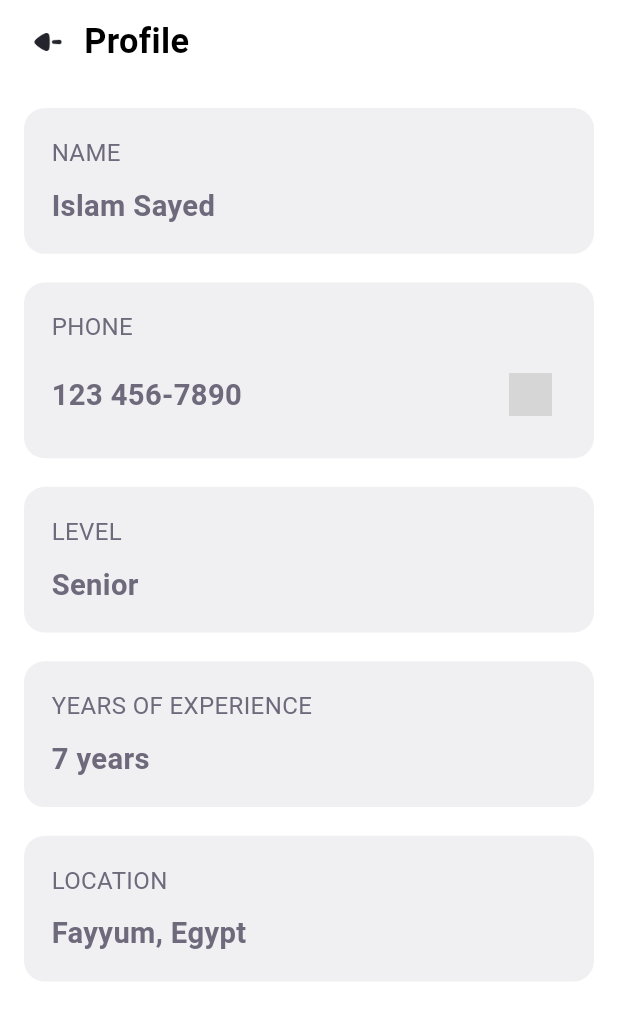
After one commit to ahmedyosry433/Tasky-Flutter, a Flutter app: the ProfileScreen screen opened by its route, on a phone screen of 412 x 824 dp. The commit adds this screen. Shown: the top 1020 px of the screen. Run offline on Flutter 3.47's test engine with Material 3 defaults, Android fonts, the phone set to English and light mode, and no system bars; our stand-ins replace dio, flutter_screenutil, intl_phone_field, pretty_dio_logger, shared_preferences; accounts and stored records are empty; grey boxes are pictures that could not be loaded.

Commit message:
profile screen✅

```diff
--- a/lib/Core/Router/app_router.dart
+++ b/lib/Core/Router/app_router.dart
@@ -2,7 +2,9 @@ import 'package:flutter/material.dart';
 import 'package:tasky/Core/Router/routes.dart';
 import 'package:tasky/Features/Login/Ui/login_screen.dart';
 import 'package:tasky/Features/Onboarding/Ui/onboarding_screen.dart';
+import 'package:tasky/Features/Profile/Ui/profile_screen.dart';
 import 'package:tasky/Features/Register/Ui/register_screen.dart';
+import 'package:tasky/Features/Taskes/Ui/task_details_screen.dart';
 import 'package:tasky/Features/Taskes/Ui/taskes_screen.dart';
 
 class AppRouter {
@@ -24,6 +26,14 @@ class AppRouter {
         return MaterialPageRoute(
           builder: (_) => const TaskListScreen(),
         );
+      case Routes.profileScreen:
+        return MaterialPageRoute(
+          builder: (_) => const ProfileScreen(),
+        );
+      case Routes.taskDetailsScreen:
+        return MaterialPageRoute(
+          builder: (_) => const TaskDetailsScreen(),
+        );
 
       default:
         return MaterialPageRoute(
--- a/lib/Core/Router/routes.dart
+++ b/lib/Core/Router/routes.dart
@@ -3,4 +3,6 @@ class Routes {
   static const String registerScreen = 'registerScreen';
   static const String loginScreen = 'loginScreen';
   static const String taskesScreen = 'taskesScreen';
+  static const String profileScreen = 'profileScreen';
+  static const String taskDetailsScreen = 'taskDetailsScreen';
 }
--- a/lib/Core/Theme/style.dart
+++ b/lib/Core/Theme/style.dart
@@ -64,6 +64,11 @@ class TextStyles {
   static TextStyle font24BlackBold = TextStyle(
     color: Colors.black,
     fontSize: 24.sp,
+    fontWeight: FontWeightHelper.bold,
+  );
+  static TextStyle font18BlackBold = TextStyle(
+    color: Colors.black,
+    fontSize: 20.sp,
     fontWeight: FontWeightHelper.bold,
   );
   //Gray Colors
--- /dev/null
+++ b/lib/Features/Profile/Ui/profile_screen.dart
@@ -0,0 +1,96 @@
+import 'package:flutter/material.dart';
+import 'package:flutter_screenutil/flutter_screenutil.dart';
+import 'package:tasky/Core/Helper/extensions.dart';
+import 'package:tasky/Core/Helper/spacing.dart';
+import 'package:tasky/Core/Theme/colors.dart';
+import 'package:tasky/Core/Theme/style.dart';
+
+class ProfileScreen extends StatelessWidget {
+  const ProfileScreen({super.key});
+
+  @override
+  Widget build(BuildContext context) {
+    return Scaffold(
+      backgroundColor: Colors.white,
+      appBar: AppBar(
+        backgroundColor: Colors.white,
+        elevation: 0,
+        leading: IconButton(
+          icon: Row(
+            children: [
+              IconButton(
+                onPressed: () {
+                  context.pop();
+                },
+                icon: Image.asset('assets/image/arrow_to_left.png'),
+              ),
+              Text('Profile', style: TextStyles.font18BlackBold),
+            ],
+          ),
+          onPressed: () => Navigator.pop(context),
+        ),
+        leadingWidth: 150.w,
+      ),
+      body: Padding(
+        padding: const EdgeInsets.all(16.0),
+        child: Column(
+          children: [
+            _buildInfoCard(
+              label: 'NAME',
+              value: 'Islam Sayed',
+            ),
+            verticalSpace(16),
+            _buildInfoCard(
+              label: 'PHONE',
+              value: '123 456-7890',
+              icon: IconButton(
+                  onPressed: () {},
+                  icon: Image.asset('assets/image/copy.png', width: 25.w)),
+            ),
+            verticalSpace(16),
+            _buildInfoCard(
+              label: 'LEVEL',
+              value: 'Senior',
+            ),
+            verticalSpace(16),
+            _buildInfoCard(
+              label: 'YEARS OF EXPERIENCE',
+              value: '7 years',
+            ),
+            verticalSpace(16),
+            _buildInfoCard(
+              label: 'LOCATION',
+              value: 'Fayyum, Egypt',
+            ),
+          ],
+        ),
+      ),
+    );
+  }
+
+  Widget _buildInfoCard(
+      {required String label, required String value, Widget? icon}) {
+    return Container(
+      width: double.infinity,
+      padding: EdgeInsets.all(16.r),
+      decoration: BoxDecoration(
+        color: ColorsManager.grayColor.withOpacity(0.1),
+        borderRadius: BorderRadius.circular(12.r),
+      ),
+      child: Column(
+        crossAxisAlignment: CrossAxisAlignment.start,
+        children: [
+          Text(label, style: TextStyles.font14GrayRegular),
+          verticalSpace(8),
+          Row(
+            mainAxisAlignment: MainAxisAlignment.spaceBetween,
+            children: [
+              Text(value, style: TextStyles.font17GrayBold),
+              icon ?? const SizedBox(),
+            ],
+          ),
+        ],
+      ),
+    );
+  }
+}
```
Also changed, not shown: assets/image/arrow_to_left.png (added), assets/image/task_img.png (added).
